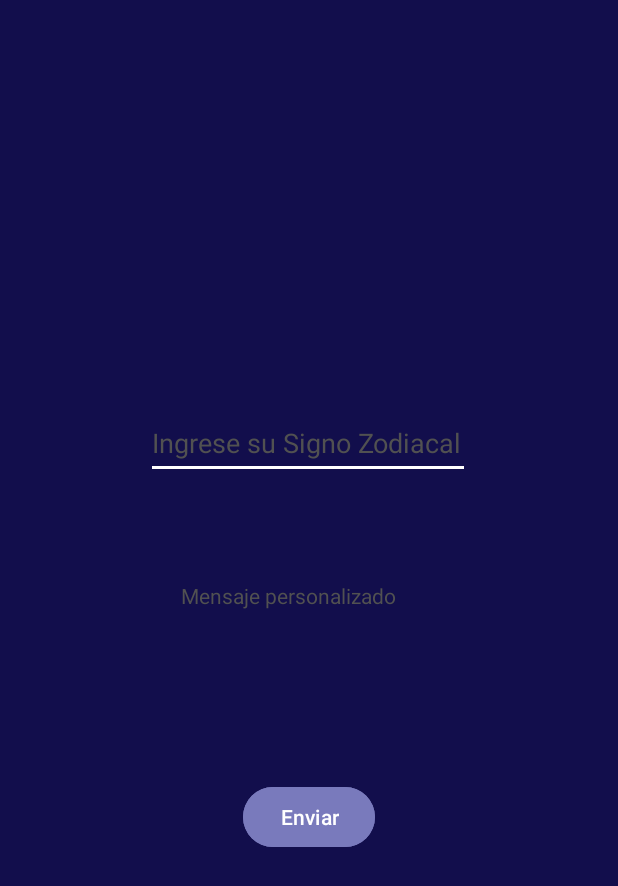
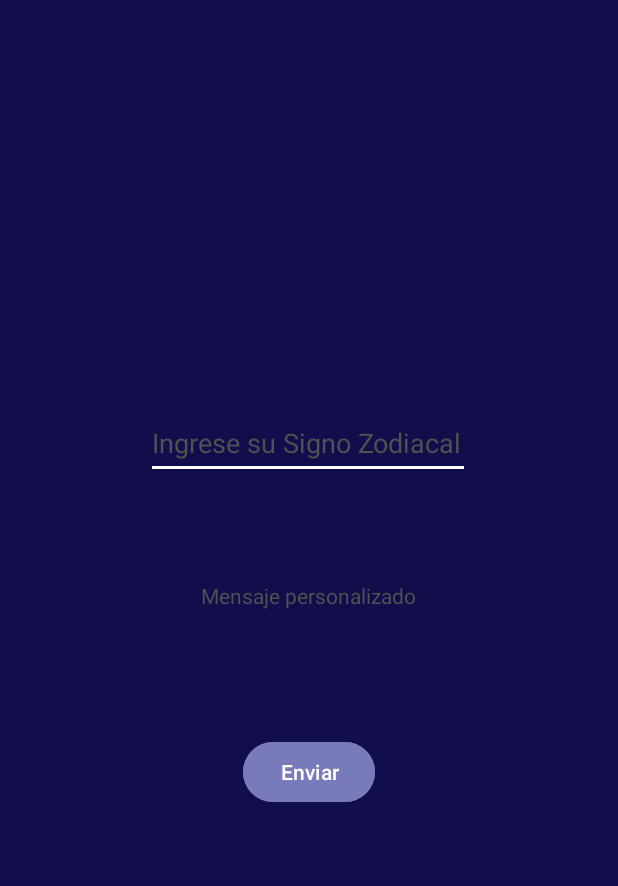
Before and after one commit to DelfinaBravo/Horoscopo.app, an Android app: the screen it shows after launch (MainActivity), on a phone screen of 412 x 824 dp. Shown: the top 886 px of the screen. Run offline under Robolectric (Android 15) with nearby library versions, the light colour scheme and no system bars; our stand-ins replace Firebase (no records; nobody signed in at launch, a user with empty details on screens opened directly).

Commit message:
Coreccion de clases

```diff
--- /dev/null
+++ b/Horoscopo/app/src/main/java/com/example/horoscopo/FirebaseHelper.kt
@@ -0,0 +1,20 @@
+package com.example.horoscopo
+
+import com.google.firebase.database.DatabaseReference
+import com.google.firebase.database.FirebaseDatabase
+
+class FirebaseHelper {
+    private var database: DatabaseReference = FirebaseDatabase.getInstance().reference
+
+    fun guardarSignoEnFirebase(opcion: String, mensaje: String) {
+        val signoId = database.push().key // Crear un nuevo ID para la entrada
+        val signoData = mapOf(
+            "opcion" to opcion,
+            "mensaje" to mensaje
+        )
+
+        if (signoId != null) {
+            database.child("signos").child(signoId).setValue(signoData)
+        }
+    }
+}
--- a/Horoscopo/app/src/main/java/com/example/horoscopo/MainActivity.kt
+++ b/Horoscopo/app/src/main/java/com/example/horoscopo/MainActivity.kt
@@ -1,26 +1,23 @@
 package com.example.horoscopo
 
 import android.os.Bundle
-import android.text.TextPaint
 import android.widget.Button
 import android.widget.TextView
 import androidx.activity.enableEdgeToEdge
 import androidx.appcompat.app.AppCompatActivity
 import androidx.core.view.ViewCompat
 import androidx.core.view.WindowInsetsCompat
-import com.google.firebase.database.DatabaseReference
-import com.google.firebase.database.FirebaseDatabase
 
 class MainActivity : AppCompatActivity() {
-    private lateinit var database: DatabaseReference
+    private lateinit var firebaseHelper: FirebaseHelper
 
     override fun onCreate(savedInstanceState: Bundle?) {
         super.onCreate(savedInstanceState)
         enableEdgeToEdge()
         setContentView(R.layout.activity_main)
 
-        // Inicializar Firebase
-        database = FirebaseDatabase.getInstance().reference
+        // Inicializar FirebaseHelper
+        firebaseHelper = FirebaseHelper()
 
         val btn1: Button = findViewById(R.id.btn1)
         val signo: TextView = findViewById(R.id.signo)
@@ -30,7 +27,7 @@ class MainActivity : AppCompatActivity() {
             if (opcionSeleccionada.isNotEmpty()) {
                 val mensajePersonalizado = mensaje(opcionSeleccionada)
                 signo.text = mensajePersonalizado
-                guardarSignoEnFirebase(opcionSeleccionada, mensajePersonalizado)
+                firebaseHelper.guardarSignoEnFirebase(opcionSeleccionada, mensajePersonalizado)
             } else {
                 // Si no se ingresa ninguna opción, mostrar un mensaje de error
                 signo.text = "Debe ingresar un signo"
@@ -56,16 +53,4 @@ class MainActivity : AppCompatActivity() {
             }
         }
     }
-
-    fun guardarSignoEnFirebase(opcion: String, mensaje: String) {
-        val signoId = database.push().key // Crear un nuevo ID para la entrada
-        val signoData = mapOf(
-            "opcion" to opcion,
-            "mensaje" to mensaje
-        )
-
-        if (signoId != null) {
-            database.child("signos").child(signoId).setValue(signoData)
-        }
-    }
 }
--- a/Horoscopo/app/src/main/res/layout/activity_main.xml
+++ b/Horoscopo/app/src/main/res/layout/activity_main.xml
@@ -14,6 +14,7 @@
         android:layout_height="53dp"
         android:layout_marginTop="68dp"
         android:hint="Mensaje personalizado"
+        android:textAlignment="center"
         android:textColor="#CDCDCD"
         android:textColorHint="#515151"
         app:layout_constraintEnd_toEndOf="parent"
@@ -25,9 +26,10 @@
         android:id="@+id/btn1"
         android:layout_width="wrap_content"
         android:layout_height="wrap_content"
-        android:layout_marginTop="80dp"
+        android:layout_marginTop="50dp"
         android:backgroundTint="#797ABC"
         android:text="Enviar"
+        app:flow_horizontalAlign="center"
         app:layout_constraintEnd_toEndOf="parent"
         app:layout_constraintStart_toStartOf="parent"
         app:layout_constraintTop_toBottomOf="@+id/signo" />
```
